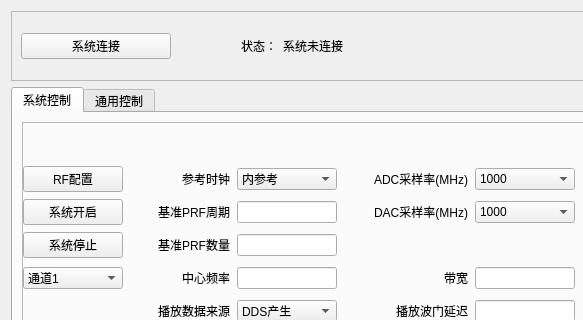
First picture: the form in ui/CTYui.ui, repository sunningxiao/RFSdemo, before the edit; both pictures show x 0 to 583 and y 0 to 320 of the 1073 by 969 pixel window.
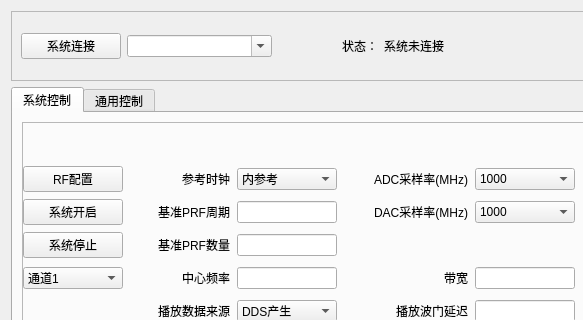
Second picture: the form after the edit.

Commit message: 调整布局

Diff of the .ui file:
```diff
--- a/ui/CTYui.ui
+++ b/ui/CTYui.ui
@@ -75,7 +75,7 @@
            <widget class="QPushButton" name="btn_connect">
             <property name="minimumSize">
              <size>
-              <width>150</width>
+              <width>100</width>
               <height>0</height>
              </size>
             </property>
@@ -90,6 +90,19 @@
             </property>
            </widget>
           </item>
+          <item>
+           <widget class="QComboBox" name="select_link_addr">
+            <property name="minimumSize">
+             <size>
+              <width>145</width>
+              <height>0</height>
+             </size>
+            </property>
+            <property name="editable">
+             <bool>true</bool>
+            </property>
+           </widget>
+          </item>
           <item>
            <widget class="QLabel" name="label_2">
             <property name="minimumSize">
```
The commit also changes 1 other file.
